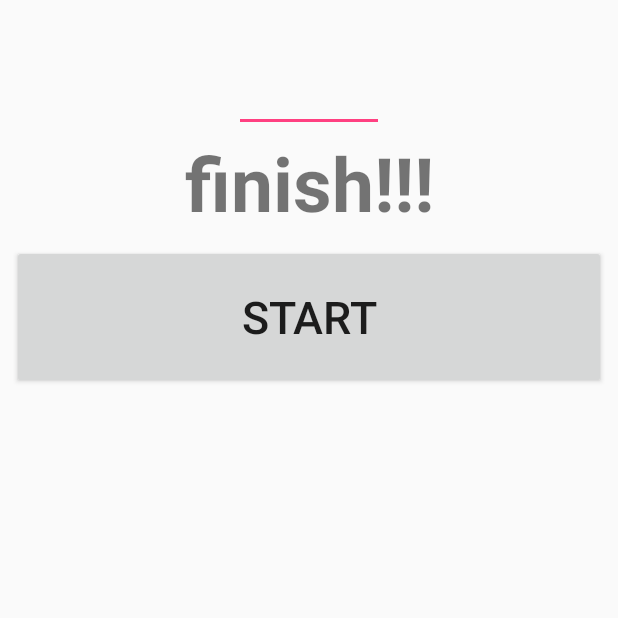
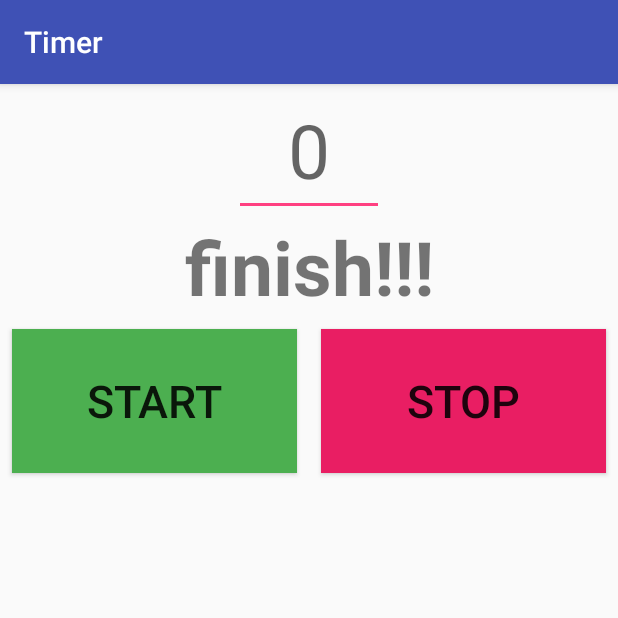
Before and after one commit to computeIt/CountDownTimer, an Android app: the screen it shows after launch (MainActivity), after a tap on "START", on a phone screen of 412 x 824 dp, the top half of it. Run offline under Robolectric (Android 15) with nearby library versions, the phone set to English and light mode, and no system bars; 1 statement that could not run was skipped.

Commit message:
2-colours buttons

```diff
--- a/app/src/main/java/com/example/addy/timer/MainActivity.java
+++ b/app/src/main/java/com/example/addy/timer/MainActivity.java
@@ -1,43 +1,60 @@
 package com.example.addy.timer;
 
-import android.app.Activity;
 import android.media.AudioManager;
-import android.media.MediaPlayer;
 import android.media.SoundPool;
 import android.os.CountDownTimer;
 import android.os.Bundle;
+import android.support.v7.app.AppCompatActivity;
 import android.view.View;
 import android.widget.Button;
 import android.widget.EditText;
 import android.widget.TextView;
 
-public class MainActivity extends Activity implements View.OnClickListener {
+public class MainActivity extends AppCompatActivity implements View.OnClickListener {
     public static final int MILL_PER_SEC = 1000;
     private TextView display;
     private CountDownTimer timer;
     private EditText startPoint;
     private SoundPool soundPool;
+    private Button start, stop;
 
     @Override
     protected void onCreate(Bundle savedInstanceState) {
         super.onCreate(savedInstanceState);
         setContentView(R.layout.activity_main);
 
-        display = findViewById(R.id.timer);
-        Button button = findViewById(R.id.button);
-        startPoint = findViewById(R.id.input);
+        display = (TextView) findViewById(R.id.timer);
+        start = (Button) findViewById(R.id.start);
+        stop = (Button) findViewById(R.id.stop);
+
+        startPoint = (EditText) findViewById(R.id.input);
         soundPool = new SoundPool(4, AudioManager.STREAM_MUSIC, 100);       //add some music
         soundPool.load(this, R.raw.mysound, 1);
 
-        button.setOnClickListener(this);
+
+        start.setOnClickListener(this);
+        stop.setOnClickListener(this);
     }
 
     @Override
     public void onClick(View view) {
-        long begin = Long.parseLong(startPoint.getText().toString());
-        display.setVisibility(View.VISIBLE);
-        startPoint.setVisibility(View.INVISIBLE);
-        showTimer(MILL_PER_SEC * begin);
+        switch (view.getId()) {
+            case R.id.start: {
+                long begin = Long.parseLong(startPoint.getText().toString());
+                display.setVisibility(View.VISIBLE);
+                startPoint.setVisibility(View.INVISIBLE);
+                showTimer(MILL_PER_SEC * begin);
+                break;
+            }
+            case R.id.stop:{
+                startPoint.setText("0");
+                startPoint.setVisibility(View.VISIBLE);
+                display.setVisibility(View.INVISIBLE);
+                break;
+            }
+            default:
+                break;
+        }
     }
 
     private void showTimer(long countdownMillis) {
--- a/app/src/main/res/layout/activity_main.xml
+++ b/app/src/main/res/layout/activity_main.xml
@@ -1,40 +1,63 @@
 <?xml version="1.0" encoding="utf-8"?>
-<RelativeLayout xmlns:android="http://schemas.android.com/apk/res/android"
-    xmlns:app="http://schemas.android.com/apk/res-auto"
+<LinearLayout xmlns:android="http://schemas.android.com/apk/res/android"
+
     xmlns:tools="http://schemas.android.com/tools"
     android:layout_width="match_parent"
     android:layout_height="match_parent"
-    tools:context="com.example.addy.timer.MainActivity">
+    tools:context="com.example.addy.timer.MainActivity"
+    android:orientation="vertical">
 
     <EditText
         android:id="@+id/input"
         android:gravity="center"
-        android:textSize="50dp"
+        android:textSize="50sp"
         android:layout_width="100dp"
-        android:layout_centerHorizontal="true"
+        android:hint="@string/zero"
+        android:layout_gravity="center"
         android:layout_height="wrap_content"
         android:inputType="number"
+
         />
     <TextView
         android:id="@+id/timer"
         android:layout_width="match_parent"
         android:layout_height="wrap_content"
         android:text="@string/_00_30"
-        android:textSize="50dp"
+        android:textSize="50sp"
         android:textStyle="bold"
         android:gravity="center"
-        android:layout_below="@id/input"
         android:visibility="invisible"
         />
 
-    <Button
-        android:id="@+id/button"
+    <LinearLayout
         android:layout_width="match_parent"
-        android:layout_height="96dp"
-        android:layout_below="@id/timer"
-        android:text="@string/start"
-        android:textSize="30dp"
-        android:layout_margin="8dp"
-        />
+        android:layout_height="wrap_content"
+        android:orientation="horizontal">
 
-</RelativeLayout>
+        <Button
+            android:id="@+id/start"
+            android:layout_width="match_parent"
+            android:layout_height="96dp"
+            android:text="@string/start"
+            android:background="#4CAF50"
+            android:textSize="30sp"
+            android:layout_margin="8dp"
+            android:layout_weight="1"
+
+            />
+
+        <Button
+            android:id="@+id/stop"
+            android:layout_width="match_parent"
+            android:layout_height="96dp"
+            android:text="@string/stop"
+            android:background="#E91E63"
+            android:textSize="30sp"
+            android:layout_margin="8dp"
+            android:layout_weight="1"
+            />
+
+
+    </LinearLayout>
+
+</LinearLayout>
--- a/app/src/main/res/values/strings.xml
+++ b/app/src/main/res/values/strings.xml
@@ -3,4 +3,6 @@
     <string name="_00_30">30</string>
     <string name="start">start</string>
     <string name="input">input start point</string>
+    <string name="stop">stop</string>
+    <string name="zero">0</string>
 </resources>
```
